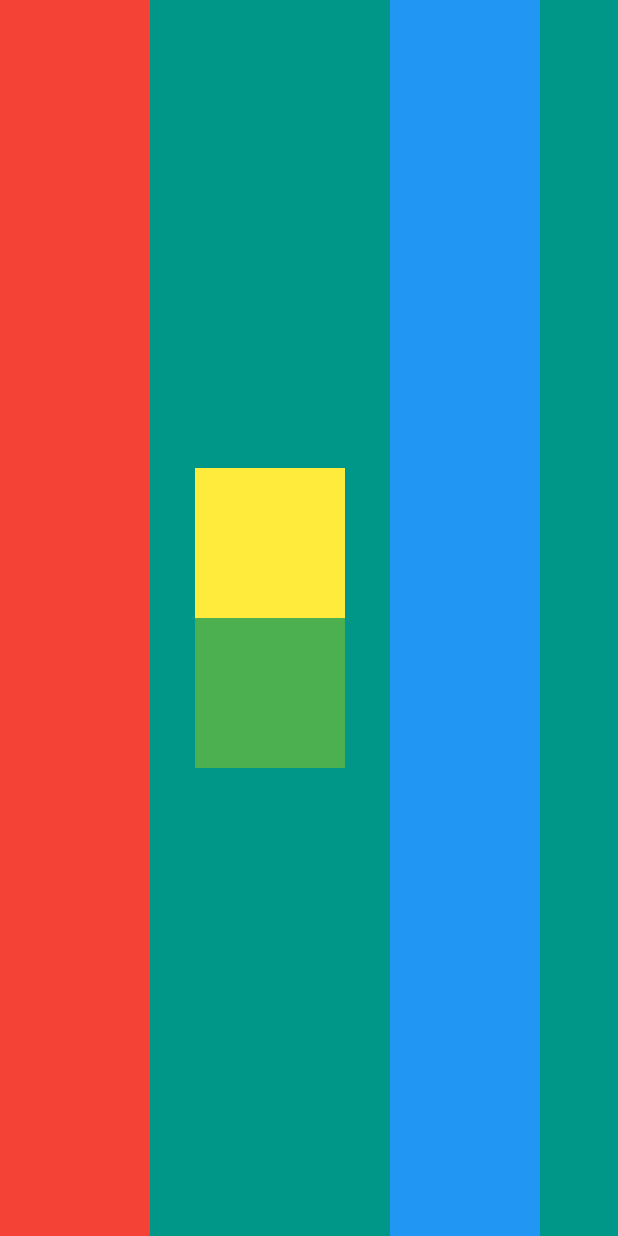
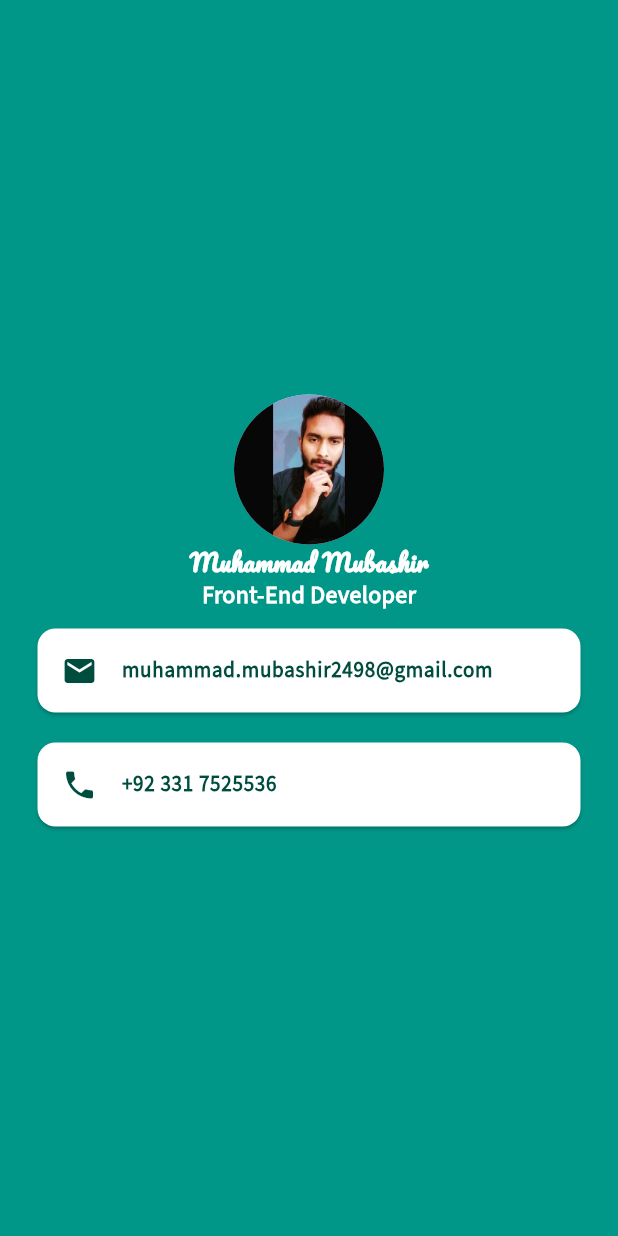
Before and after one commit to muhammadmubashir24/mi_card_flutter, a Flutter app: the screen it shows after launch, on a phone screen of 412 x 824 dp. Run offline on Flutter 3.47's test engine with Material 3 defaults, Android fonts, the phone set to English and light mode, and no system bars.

Commit message:
Completed Project

```diff
--- a/lib/main.dart
+++ b/lib/main.dart
@@ -13,42 +13,100 @@ class MyApp extends StatelessWidget {
       home: Scaffold(
         backgroundColor: Colors.teal,
         body: SafeArea(
-          child: Row(
-            // crossAxisAlignment: CrossAxisAlignment.stretch,
-            crossAxisAlignment: CrossAxisAlignment.stretch,
-            children: <Widget>[
-              Container(
-                // height: 100.0,
-                width: 100.0,
-                color: Colors.red,
-                // child: const Text('Container 1'),
+          child: Column(
+            mainAxisAlignment: MainAxisAlignment.center,
+            children: [
+              CircleAvatar(
+                radius: 50.0,
+                backgroundImage: AssetImage('images/profile.jpeg'),
               ),
-              const SizedBox(width: 30.0),
-              SizedBox(
-                width: 100.0,
-                child: Column(
-                  mainAxisAlignment: MainAxisAlignment.center,
-                  children: <Widget>[
-                    Container(
-                      height: 100.0,
-                      width: 100.0,
-                      color: Colors.yellow,
-                    ),
-                    Container(
-                      height: 100.0,
-                      width: 100.0,
-                      color: Colors.green,
-                    ),
-                  ],
+              Text(
+                'Muhammad Mubashir',
+                style: TextStyle(
+                    color: Colors.white,
+                    fontWeight: FontWeight.bold,
+                    fontSize: 16.0,
+                    fontFamily: 'Pacifico'),
+              ),
+              Text(
+                'Front-End Developer',
+                style: TextStyle(
+                    color: Colors.white,
+                    fontWeight: FontWeight.bold,
+                    fontSize: 16.0,
+                    fontFamily: 'SourceSans3'),
+              ),
+              // Container
+              Card(
+                color: Colors.white,
+                // padding: EdgeInsets.all(20.0),
+                margin: EdgeInsets.symmetric(vertical: 10.0, horizontal: 25.0),
+                // child: Row(
+                //   children: [
+                //     Icon(
+                //       Icons.email,
+                //       color: Colors.teal.shade900,
+                //     ),
+                //     SizedBox(
+                //       width: 10.0,
+                //     ),
+                //     Text(
+                //       'muhammad.mubashir2498@gmail.com',
+                //       style: TextStyle(
+                //           color: Colors.teal.shade900,
+                //           fontWeight: FontWeight.bold,
+                //           fontSize: 15.0,
+                //           fontFamily: 'SourceSans3'),
+                //     )
+                //   ],
+                // ),
+                child: ListTile(
+                  leading: Icon(Icons.email, color: Colors.teal.shade900),
+                  title: Text(
+                    'muhammad.mubashir2498@gmail.com',
+                    style: TextStyle(
+                        color: Colors.teal.shade900,
+                        fontWeight: FontWeight.bold,
+                        fontSize: 14.0,
+                        fontFamily: 'SourceSans3'),
+                  ),
                 ),
-                // color: Colors.blue,
-                // child: const Text('Container 2'),
               ),
-              const SizedBox(width: 30.0),
-              Container(
-                width: 100.0,
-                color: Colors.blue,
-                // child: const Text('Container 3'),
+              // Container
+              Card(
+                color: Colors.white,
+                // padding: EdgeInsets.all(20.0),
+                margin: EdgeInsets.symmetric(vertical: 10.0, horizontal: 25.0),
+                // child: Row(
+                //   children: [
+                //     Icon(
+                //       Icons.phone,
+                //       color: Colors.teal.shade900,
+                //     ),
+                //     SizedBox(
+                //       width: 10.0,
+                //     ),
+                //     Text(
+                //       '+92 331 7525536',
+                //       style: TextStyle(
+                //           color: Colors.teal.shade900,
+                //           fontWeight: FontWeight.bold,
+                //           fontSize: 15.0,
+                //           fontFamily: 'SourceSans3'),
+                //     )
+                //   ],
+                // ),
+                child: ListTile(
+                  leading: Icon(Icons.phone, color: Colors.teal.shade900),
+                  title: Text(
+                    '+92 331 7525536',
+                    style: TextStyle(
+                        color: Colors.teal.shade900,
+                        fontWeight: FontWeight.bold,
+                        fontSize: 14.0,
+                        fontFamily: 'SourceSans3'),
+                  ),
+                ),
               ),
             ],
           ),
```
Also changed, not shown: pubspec.yaml (+10 -63 lines), fonts/Pacifico-Regular.ttf (added), fonts/SourceSans3-Regular.ttf (added), images/profile.jpeg (added).
